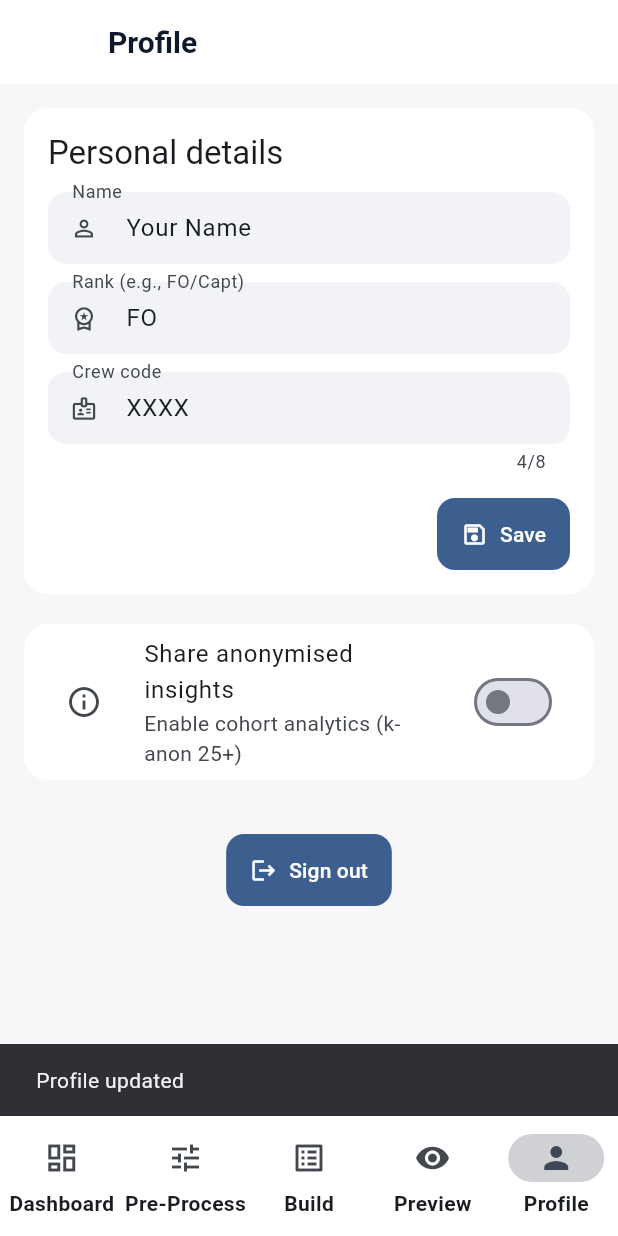
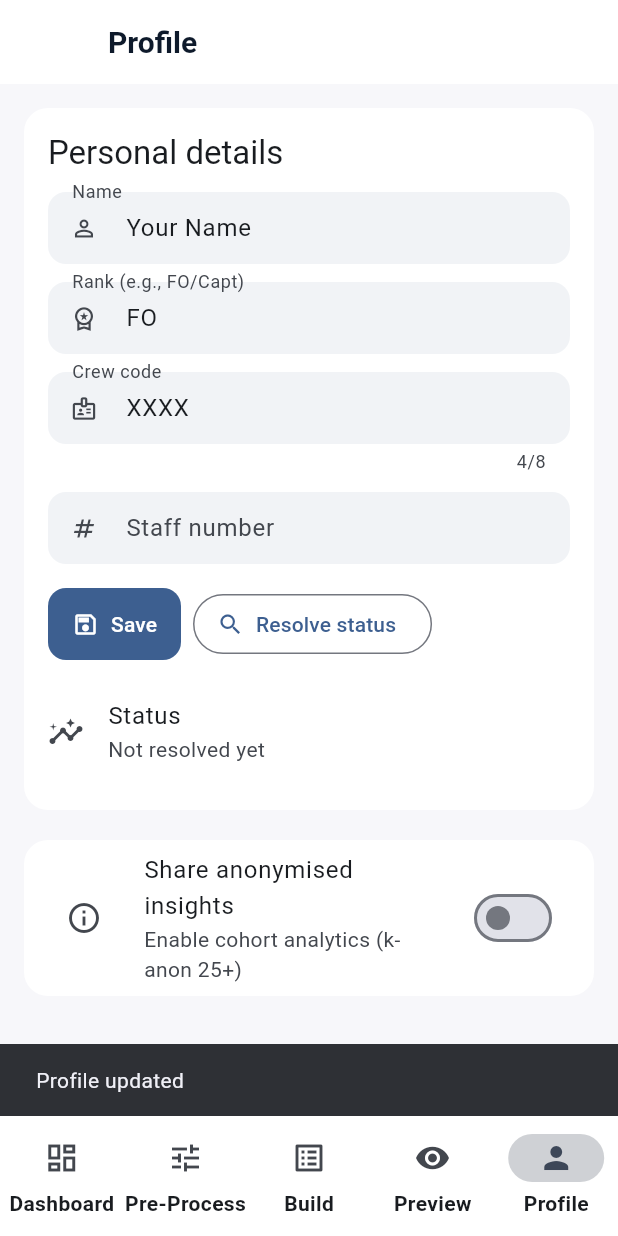
Before and after one commit to Ogoldwait91/nextbid, a Flutter app: the ProfilePage screen opened by its route, after a tap on "Save", on a phone screen of 412 x 824 dp. Run offline on Flutter 3.47's test engine with Material 3 defaults, Android fonts, the phone set to English and light mode, and no system bars; our stand-ins replace go_router.

Commit message:
feat(status): /status/resolve API; Profile resolves seniority; chip shows SNR

```diff
--- a/lib/features/profile/profile_page.dart
+++ b/lib/features/profile/profile_page.dart
@@ -6,6 +6,7 @@ import "../../shared/services/privacy_state.dart";
 import "../../shared/widgets/logout_leading.dart";
 import "../../shared/widgets/faq_accordion.dart";
 import "../../shared/utils/input_formatters.dart";
+import "../../shared/services/api_client.dart";
 
 class ProfilePage extends StatefulWidget {
   const ProfilePage({super.key});
@@ -13,9 +14,15 @@ class ProfilePage extends StatefulWidget {
 }
 
 class _ProfilePageState extends State<ProfilePage> {
+  final _api = const ApiClient();
+
   late final TextEditingController _nameCtrl;
   late final TextEditingController _rankCtrl;
   late final TextEditingController _crewCtrl;
+  late final TextEditingController _staffCtrl;
+
+  bool _resolving = false;
+  String? _resolveErr;
 
   @override
   void initState() {
@@ -23,6 +30,7 @@ class _ProfilePageState extends State<ProfilePage> {
     _nameCtrl = TextEditingController(text: profileState.name);
     _rankCtrl = TextEditingController(text: profileState.rank);
     _crewCtrl = TextEditingController(text: profileState.crewCode);
+    _staffCtrl = TextEditingController(text: profileState.staffNo);
   }
 
   @override
@@ -30,6 +38,7 @@ class _ProfilePageState extends State<ProfilePage> {
     _nameCtrl.dispose();
     _rankCtrl.dispose();
     _crewCtrl.dispose();
+    _staffCtrl.dispose();
     super.dispose();
   }
 
@@ -38,46 +47,48 @@ class _ProfilePageState extends State<ProfilePage> {
       name: _nameCtrl.text.trim(),
       rank: _rankCtrl.text.trim(),
       crewCode: _crewCtrl.text.trim(),
+      staffNo: _staffCtrl.text.trim(),
     );
     ScaffoldMessenger.of(context).showSnackBar(const SnackBar(content: Text("Profile updated")));
   }
 
-  void _showPrivacyInfo(BuildContext context) {
-    showModalBottomSheet(
-      context: context,
-      isScrollControlled: true,
-      showDragHandle: true,
-      builder: (_) => Padding(
-        padding: const EdgeInsets.fromLTRB(16, 8, 16, 24),
-        child: SingleChildScrollView(
-          child: Column(
-            crossAxisAlignment: CrossAxisAlignment.stretch,
-            children: const [
-              Text("Privacy & Cohort Insights", style: TextStyle(fontSize: 18, fontWeight: FontWeight.w700)),
-              SizedBox(height: 12),
-              FAQAccordion(items: [
-                FAQItem("What is anonymised cohort data?",
-                        "Aggregated stats across many pilots (minimum k-anonymity of 25). No personal roster data is shown."),
-                FAQItem("Why enable this?",
-                        "It unlocks anonymised demand signals (e.g., where the crowd is bidding) to help guide your own strategy."),
-                FAQItem("Can I download or delete my data?",
-                        "Yes. These options will appear here once backend endpoints are live. For now, nothing is stored."),
-              ]),
-            ],
-          ),
-        ),
-      ),
-    );
+  Future<void> _resolveStatus() async {
+    setState(() { _resolving = true; _resolveErr = null; });
+    try {
+      final staff = _staffCtrl.text.trim();
+      final crew  = _crewCtrl.text.trim();
+      if (staff.isEmpty || crew.isEmpty) {
+        throw Exception("Enter Staff No and Crew code first");
+      }
+      final data = await _api.statusResolve(staff, crew);
+      final seniority = (data["seniority"] as num).toInt();
+      final cohort = (data["cohort_size"] as num).toInt();
+      profileState.update(staffNo: staff, crewCode: crew.toUpperCase());
+      profileState.setStatus(seniority: seniority, cohortSize: cohort);
+      if (mounted) {
+        ScaffoldMessenger.of(context).showSnackBar(
+          SnackBar(content: Text("Seniority: $seniority / $cohort")),
+        );
+      }
+    } catch (e) {
+      _resolveErr = e.toString();
+    } finally {
+      if (mounted) setState(() => _resolving = false);
+    }
   }
 
   @override
   Widget build(BuildContext context) {
+    final statusText = (profileState.seniority != null && profileState.cohortSize != null)
+        ? "Seniority: ${profileState.seniority} / ${profileState.cohortSize}"
+        : "Not resolved yet";
+
     return Scaffold(
       appBar: AppBar(leading: const LogoutLeading(), title: const Text("Profile")),
       body: ListView(
         padding: const EdgeInsets.all(16),
         children: [
-          // Personal details
+          // Personal details + status resolve
           Card(
             child: Padding(
               padding: const EdgeInsets.all(16),
@@ -94,10 +105,34 @@ class _ProfilePageState extends State<ProfilePage> {
                   inputFormatters: [UpperCaseTextFormatter(), crewCodeFilter],
                   decoration: const InputDecoration(labelText: "Crew code", prefixIcon: Icon(Icons.badge_outlined)),
                 ),
+                const SizedBox(height: 12),
+                TextField(
+                  controller: _staffCtrl,
+                  keyboardType: TextInputType.number,
+                  decoration: const InputDecoration(labelText: "Staff number", prefixIcon: Icon(Icons.numbers)),
+                ),
                 const SizedBox(height: 16),
-                Align(
-                  alignment: Alignment.centerRight,
-                  child: FilledButton.icon(onPressed: _save, icon: const Icon(Icons.save_outlined), label: const Text("Save")),
+                Row(
+                  children: [
+                    FilledButton.icon(onPressed: _save, icon: const Icon(Icons.save_outlined), label: const Text("Save")),
+                    const SizedBox(width: 8),
+                    OutlinedButton.icon(
+                      onPressed: _resolving ? null : _resolveStatus,
+                      icon: _resolving ? const SizedBox(width: 16, height: 16, child: CircularProgressIndicator(strokeWidth: 2)) : const Icon(Icons.search),
+                      label: const Text("Resolve status"),
+                    ),
+                  ],
+                ),
+                if (_resolveErr != null) ...[
+                  const SizedBox(height: 8),
+                  Text(_resolveErr!, style: const TextStyle(color: Colors.red)),
+                ],
+                const SizedBox(height: 12),
+                ListTile(
+                  contentPadding: EdgeInsets.zero,
+                  leading: const Icon(Icons.insights_outlined),
+                  title: const Text("Status"),
+                  subtitle: Text(statusText),
                 ),
               ]),
             ),
@@ -105,14 +140,40 @@ class _ProfilePageState extends State<ProfilePage> {
 
           const SizedBox(height: 8),
 
-          // Privacy + FAQ
+          // Privacy + FAQ (unchanged)
           Card(
             child: SwitchListTile(
               title: const Text("Share anonymised insights"),
               subtitle: const Text("Enable cohort analytics (k-anon 25+)"),
               value: privacyConsent.value,
               onChanged: (v) => setState(() => privacyConsent.value = v),
-              secondary: IconButton(icon: const Icon(Icons.info_outline), tooltip: "More info", onPressed: () => _showPrivacyInfo(context)),
+              secondary: IconButton(icon: const Icon(Icons.info_outline), tooltip: "More info", onPressed: () {
+                showModalBottomSheet(
+                  context: context,
+                  isScrollControlled: true,
+                  showDragHandle: true,
+                  builder: (_) => const Padding(
+                    padding: EdgeInsets.fromLTRB(16, 8, 16, 24),
+                    child: SingleChildScrollView(
+                      child: Column(
+                        crossAxisAlignment: CrossAxisAlignment.stretch,
+                        children: [
+                          Text("Privacy & Cohort Insights", style: TextStyle(fontSize: 18, fontWeight: FontWeight.w700)),
+                          SizedBox(height: 12),
+                          FAQAccordion(items: [
+                            FAQItem("What is anonymised cohort data?",
+                                    "Aggregated stats across many pilots (minimum k-anonymity of 25). No personal roster data is shown."),
+                            FAQItem("Why enable this?",
+                                    "It unlocks anonymised demand signals (e.g., where the crowd is bidding) to help guide your own strategy."),
+                            FAQItem("Can I download or delete my data?",
+                                    "Yes. These options will appear here once backend endpoints are live. For now, nothing is stored."),
+                          ]),
+                        ],
+                      ),
+                    ),
+                  ),
+                );
+              }),
             ),
           ),
 
--- a/lib/shared/services/api_client.dart
+++ b/lib/shared/services/api_client.dart
@@ -15,4 +15,6 @@ class ApiClient {
 
   Future<Map<String, dynamic>> credit(String month) => getJson("/credit/$month");
   Future<Map<String, dynamic>> calendar(String month) => getJson("/calendar/$month");
+  Future<Map<String, dynamic>> statusResolve(String staffNo, String crewCode) =>
+      getJson("/status/resolve?staff_no=$staffNo&crew_code=$crewCode");
 }
--- a/lib/shared/services/profile_state.dart
+++ b/lib/shared/services/profile_state.dart
@@ -2,13 +2,24 @@ import "package:flutter/foundation.dart";
 
 class ProfileState extends ChangeNotifier {
   String name = "Your Name";
-  String rank = "FO";       // e.g., FO / Capt
-  String crewCode = "XXXX"; // e.g., staff code
+  String rank = "FO";
+  String crewCode = "XXXX";
+  String staffNo = "";
 
-  void update({String? name, String? rank, String? crewCode}) {
+  int? seniority;     // e.g., 1234
+  int? cohortSize;    // e.g., 5000
+
+  void update({String? name, String? rank, String? crewCode, String? staffNo}) {
     if (name != null) this.name = name;
     if (rank != null) this.rank = rank;
     if (crewCode != null) this.crewCode = crewCode;
+    if (staffNo != null) this.staffNo = staffNo;
+    notifyListeners();
+  }
+
+  void setStatus({int? seniority, int? cohortSize}) {
+    this.seniority = seniority;
+    this.cohortSize = cohortSize;
     notifyListeners();
   }
 }
```
Also changed, not shown: lib/shared/widgets/profile_chip.dart (+9 -2 lines), 1 other file.
